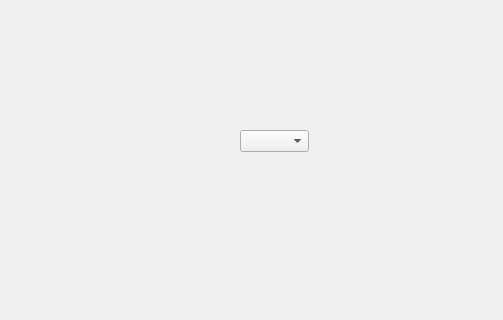
tmortx7/py-project-basic, file ui/alldepartments.ui: the form before one commit; both pictures show x 0 to 503 and y 0 to 320 of the 600 by 600 pixel window.
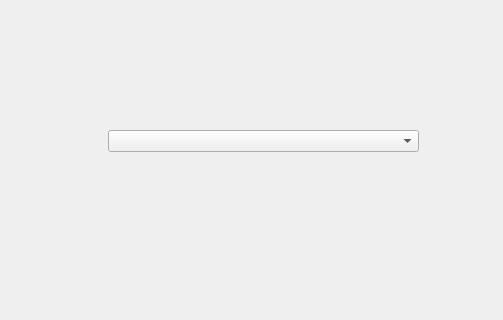
The form after the commit.

What changed in the file:
```diff
--- a/ui/alldepartments.ui
+++ b/ui/alldepartments.ui
@@ -16,9 +16,9 @@
   <widget class="QComboBox" name="department_combobox">
    <property name="geometry">
     <rect>
-     <x>240</x>
+     <x>108</x>
      <y>130</y>
-     <width>69</width>
+     <width>311</width>
      <height>22</height>
     </rect>
    </property>
```
